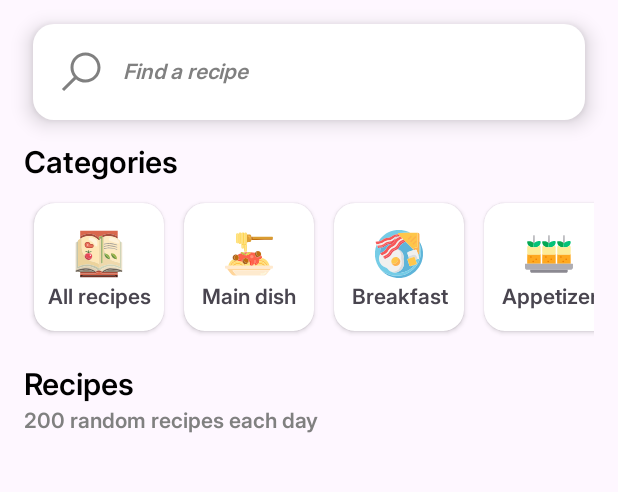
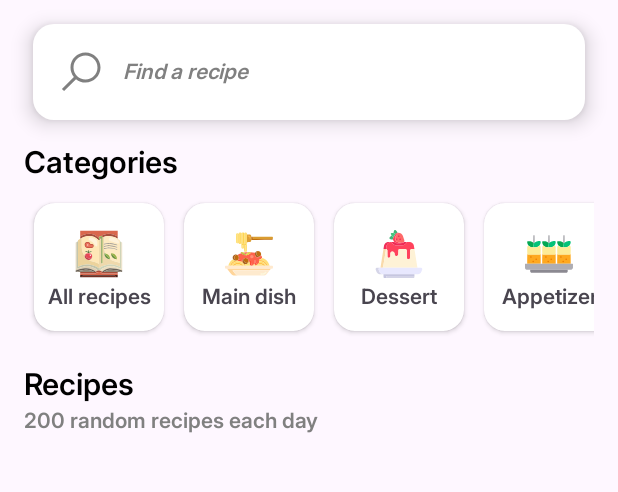
Before and after one commit to xFilipW/Recipe-Finder, an Android app: the screen it shows after launch (MainActivity), on a phone screen of 412 x 824 dp, the part 143-635 px from its top. Run offline under Robolectric (Android 15) with nearby library versions, the light colour scheme and no system bars; libraries missing offline, so code that uses them is left out: com.etebarian.meowbottomnavigation; plain views replace MeowBottomNavigation; 6 statements that could not run were skipped.

Commit message:
feat: add new recipe categories
Added new recipe categories and fixed a typo in the code.

```diff
--- a/app/src/main/java/com/example/recipefinder/main/Repository.java
+++ b/app/src/main/java/com/example/recipefinder/main/Repository.java
@@ -12,14 +12,16 @@ public class Repository {
             Arrays.asList(
                     new CategoriesData("All recipes", R.drawable.ic_all_recipes),
                     new CategoriesData("Main dish", R.drawable.ic_main_dish),
+                    new CategoriesData("Dessert", R.drawable.ic_dessert),
+                    new CategoriesData("Appetizer", R.drawable.ic_appetizer),
                     new CategoriesData("Breakfast", R.drawable.ic_breakfast),
-                    new CategoriesData("Appetizer", R.drawable.ic_appetizer),
-                    new CategoriesData("Dessert", R.drawable.ic_dessert),
+                    new CategoriesData("Side dish", R.drawable.ic_side_dish),
                     new CategoriesData("Salad", R.drawable.ic_salad),
+                    new CategoriesData("Soup", R.drawable.ic_soup),
                     new CategoriesData("Bread", R.drawable.ic_bread),
-                    new CategoriesData("Soup", R.drawable.ic_soup),
                     new CategoriesData("Sauce", R.drawable.ic_sauce),
                     new CategoriesData("Snack", R.drawable.ic_snack),
-                    new CategoriesData("Drink", R.drawable.ic_drink)
+                    new CategoriesData("Drink", R.drawable.ic_drink),
+                    new CategoriesData("Marinade", R.drawable.ic_marinade)
             );
 }
--- /dev/null
+++ b/app/src/main/res/drawable/ic_marinade.xml
@@ -0,0 +1,111 @@
+<vector xmlns:android="http://schemas.android.com/apk/res/android"
+    android:width="512dp"
+    android:height="512dp"
+    android:viewportWidth="512"
+    android:viewportHeight="512">
+  <path
+      android:pathData="M231.5,271.5C194.17,271.5 156.83,271.5 119.5,271.5C116.83,271.5 114.17,271.5 111.5,271.5C108.03,255.73 112.69,243.23 125.5,234C131.3,231.85 137.3,231.02 143.5,231.5C143.33,183.5 143.5,135.5 144,87.5C146.65,77.69 152.48,70.52 161.5,66C178.23,59.91 192.06,63.75 203,77.5C204.73,80.67 206.06,84.01 207,87.5C207.5,135.5 207.67,183.5 207.5,231.5C223.28,229.97 233.78,236.63 239,251.5C239.5,258.16 239.67,264.83 239.5,271.5C236.83,271.5 234.17,271.5 231.5,271.5ZM171.5,88.5C180.66,87.49 184.49,91.49 183,100.5C178,105.83 173,105.83 168,100.5C166.59,95.64 167.76,91.64 171.5,88.5Z"
+      android:strokeAlpha="0.995"
+      android:fillColor="#673a0d"
+      android:fillAlpha="0.995"/>
+  <path
+      android:pathData="M471.5,167.5C442.5,167.33 413.5,167.5 384.5,168C379.43,170.98 378.27,175.15 381,180.5C381.9,181.7 383.07,182.54 384.5,183C413.5,183.5 442.5,183.67 471.5,183.5C471.5,188.83 471.5,194.17 471.5,199.5C468.83,199.5 466.17,199.5 463.5,199.5C415.5,199.5 367.5,199.5 319.5,199.5C316.83,199.5 314.17,199.5 311.5,199.5C311.5,194.17 311.5,188.83 311.5,183.5C322.84,183.67 334.17,183.5 345.5,183C349.62,182.02 351.62,179.35 351.5,175C351.28,171.11 349.28,168.78 345.5,168C334.17,167.5 322.84,167.33 311.5,167.5C311.5,162.17 311.5,156.83 311.5,151.5C364.83,151.5 418.17,151.5 471.5,151.5C471.5,156.83 471.5,162.17 471.5,167.5Z"
+      android:fillColor="#e1e1e1"/>
+  <path
+      android:pathData="M311.5,167.5C322.84,167.33 334.17,167.5 345.5,168C349.28,168.78 351.28,171.11 351.5,175C351.62,179.35 349.62,182.02 345.5,183C334.17,183.5 322.84,183.67 311.5,183.5C311.5,178.17 311.5,172.83 311.5,167.5Z"
+      android:fillColor="#cbcbcb"/>
+  <path
+      android:pathData="M471.5,167.5C471.5,172.83 471.5,178.17 471.5,183.5C442.5,183.67 413.5,183.5 384.5,183C383.07,182.54 381.9,181.7 381,180.5C378.27,175.15 379.43,170.98 384.5,168C413.5,167.5 442.5,167.33 471.5,167.5Z"
+      android:fillColor="#cbcbcb"/>
+  <path
+      android:pathData="M319.5,199.5C367.5,199.5 415.5,199.5 463.5,199.5C463.5,202.17 463.5,204.83 463.5,207.5C415.5,207.5 367.5,207.5 319.5,207.5C319.5,204.83 319.5,202.17 319.5,199.5Z"
+      android:fillColor="#cacbca"/>
+  <path
+      android:pathData="M319.5,207.5C367.5,207.5 415.5,207.5 463.5,207.5C463.5,212.83 463.5,218.17 463.5,223.5C415.5,223.5 367.5,223.5 319.5,223.5C319.5,218.17 319.5,212.83 319.5,207.5Z"
+      android:fillColor="#e1e2e1"/>
+  <path
+      android:pathData="M319.5,223.5C367.5,223.5 415.5,223.5 463.5,223.5C470.73,224.25 473.23,228.25 471,235.5C470.62,236.94 469.79,237.94 468.5,238.5C458.52,239.09 448.52,239.76 438.5,240.5C439.47,248.11 439.8,255.78 439.5,263.5C439.16,267.31 439.66,270.97 441,274.5C444.59,277.05 448.42,279.21 452.5,281C455.77,284.45 456.27,288.29 454,292.5C452.28,294.44 450.11,295.44 447.5,295.5C430.72,291.39 422.72,280.72 423.5,263.5C423.67,257.16 423.5,250.82 423,244.5C419.99,239.46 415.82,238.3 410.5,241C409.3,241.9 408.46,243.07 408,244.5C407.5,250.82 407.33,257.16 407.5,263.5C408.23,280.94 400.07,291.6 383,295.5C376.89,294.3 374.56,290.63 376,284.5C376.46,283.07 377.3,281.9 378.5,281C382.58,279.21 386.41,277.05 390,274.5C391.34,270.97 391.84,267.31 391.5,263.5C391.2,255.78 391.53,248.11 392.5,240.5C366.17,239.5 339.84,239.17 313.5,239.5C309.76,236.44 308.59,232.44 310,227.5C312.15,224.04 315.32,222.7 319.5,223.5Z"
+      android:strokeAlpha="0.999"
+      android:fillColor="#b68a6d"
+      android:fillAlpha="0.999"/>
+  <path
+      android:pathData="M468.5,238.5C470.97,246.7 472.97,255.03 474.5,263.5C462.83,263.5 451.17,263.5 439.5,263.5C439.8,255.78 439.47,248.11 438.5,240.5C448.52,239.76 458.52,239.09 468.5,238.5Z"
+      android:strokeAlpha="0.989"
+      android:fillColor="#e1e1e1"
+      android:fillAlpha="0.989"/>
+  <path
+      android:pathData="M313.5,239.5C339.84,239.17 366.17,239.5 392.5,240.5C391.53,248.11 391.2,255.78 391.5,263.5C363.83,263.5 336.17,263.5 308.5,263.5C310.17,255.5 311.83,247.5 313.5,239.5Z"
+      android:strokeAlpha="0.994"
+      android:fillColor="#e2e2e2"
+      android:fillAlpha="0.994"/>
+  <path
+      android:pathData="M423.5,263.5C418.17,263.5 412.83,263.5 407.5,263.5C407.33,257.16 407.5,250.82 408,244.5C408.46,243.07 409.3,241.9 410.5,241C415.82,238.3 419.99,239.46 423,244.5C423.5,250.82 423.67,257.16 423.5,263.5Z"
+      android:fillColor="#e1e0e0"/>
+  <path
+      android:pathData="M308.5,263.5C336.17,263.5 363.83,263.5 391.5,263.5C391.84,267.31 391.34,270.97 390,274.5C386.41,277.05 382.58,279.21 378.5,281C377.3,281.9 376.46,283.07 376,284.5C374.56,290.63 376.89,294.3 383,295.5C400.07,291.6 408.23,280.94 407.5,263.5C412.83,263.5 418.17,263.5 423.5,263.5C422.72,280.72 430.72,291.39 447.5,295.5C450.11,295.44 452.28,294.44 454,292.5C456.27,288.29 455.77,284.45 452.5,281C448.42,279.21 444.59,277.05 441,274.5C439.66,270.97 439.16,267.31 439.5,263.5C451.17,263.5 462.83,263.5 474.5,263.5C479.2,289.96 480.7,316.63 479,343.5C473.83,364.67 460.67,377.83 439.5,383C410.17,383.5 380.83,383.67 351.5,383.5C351.67,374.49 351.5,365.49 351,356.5C344.62,332.06 328.79,319.72 303.5,319.5C303.19,300.65 304.85,281.98 308.5,263.5Z"
+      android:strokeAlpha="0.997"
+      android:fillColor="#a9c06a"
+      android:fillAlpha="0.997"/>
+  <path
+      android:pathData="M119.5,271.5C156.83,271.5 194.17,271.5 231.5,271.5C231.5,274.17 231.5,276.83 231.5,279.5C194.17,279.5 156.83,279.5 119.5,279.5C119.5,276.83 119.5,274.17 119.5,271.5Z"
+      android:fillColor="#e99d2c"/>
+  <path
+      android:pathData="M119.5,279.5C156.83,279.5 194.17,279.5 231.5,279.5C232.49,287.32 232.83,295.32 232.5,303.5C233.7,320.93 235.7,338.26 238.5,355.5C235.98,354.07 233.31,352.91 230.5,352C223.32,351.83 216.32,351.33 209.5,350.5C208.27,343.37 206.44,336.37 204,329.5C203.67,322.17 203.33,314.83 203,307.5C197.09,301.65 192.09,302.32 188,309.5C187.06,320.01 187.89,330.34 190.5,340.5C182.99,336.24 175.32,332.24 167.5,328.5C167.67,321.49 167.5,314.49 167,307.5C162.75,300.68 157.75,300.02 152,305.5C151.5,312.83 151.33,320.16 151.5,327.5C141.83,327.5 132.17,327.5 122.5,327.5C122.06,319.29 121.06,311.29 119.5,303.5C119.5,295.5 119.5,287.5 119.5,279.5Z"
+      android:strokeAlpha="0.998"
+      android:fillColor="#fab43f"
+      android:fillAlpha="0.998"/>
+  <path
+      android:pathData="M340.5,287.5C343.27,287.42 345.94,287.92 348.5,289C351.67,292.17 354.83,295.33 358,298.5C361.21,307.58 358.05,311.75 348.5,311C344.37,307.87 340.53,304.37 337,300.5C334.33,295.01 335.49,290.68 340.5,287.5Z"
+      android:fillColor="#7aa73b"/>
+  <path
+      android:pathData="M412.5,287.5C422.03,287.24 425.2,291.58 422,300.5C418.83,303.67 415.67,306.83 412.5,310C403.39,313.2 399.23,310.04 400,300.5C403.7,295.64 407.86,291.3 412.5,287.5Z"
+      android:fillColor="#7aa73b"/>
+  <path
+      android:pathData="M167.5,328.5C162.23,327.6 156.9,327.27 151.5,327.5C151.33,320.16 151.5,312.83 152,305.5C157.75,300.02 162.75,300.68 167,307.5C167.5,314.49 167.67,321.49 167.5,328.5Z"
+      android:fillColor="#ea9d2d"/>
+  <path
+      android:pathData="M119.5,303.5C121.06,311.29 122.06,319.29 122.5,327.5C109.08,329.3 100.24,336.63 96,349.5C95.5,358.16 95.33,366.83 95.5,375.5C82.5,375.33 69.5,375.5 56.5,376C43.65,379.68 35.32,387.85 31.5,400.5C31.33,384.5 31.5,368.5 32,352.5C38.17,326.33 54.33,310.17 80.5,304C93.5,303.5 106.5,303.33 119.5,303.5Z"
+      android:strokeAlpha="0.996"
+      android:fillColor="#e72f3e"
+      android:fillAlpha="0.996"/>
+  <path
+      android:pathData="M209.5,350.5C206.57,350.54 203.91,349.71 201.5,348C197.65,345.64 193.99,343.14 190.5,340.5C187.89,330.34 187.06,320.01 188,309.5C192.09,302.32 197.09,301.65 203,307.5C203.33,314.83 203.67,322.17 204,329.5C206.44,336.37 208.27,343.37 209.5,350.5Z"
+      android:fillColor="#ea9d2d"/>
+  <path
+      android:pathData="M232.5,303.5C238.27,304.53 243.94,306.03 249.5,308C266.36,317.01 284.36,320.84 303.5,319.5C328.79,319.72 344.62,332.06 351,356.5C351.5,365.49 351.67,374.49 351.5,383.5C351.5,389.17 351.5,394.83 351.5,400.5C345.33,382.72 332.66,374.39 313.5,375.5C317.44,369.05 321.61,362.72 326,356.5C329.15,349.13 326.82,344.79 319,343.5C316.59,343.7 314.59,344.7 313,346.5C307,355.99 300.84,365.32 294.5,374.5C287.59,375.46 280.59,375.8 273.5,375.5C277.44,369.05 281.61,362.72 286,356.5C289.15,349.13 286.82,344.79 279,343.5C276.59,343.7 274.59,344.7 273,346.5C267,355.99 260.84,365.32 254.5,374.5C252.28,375.37 249.95,375.7 247.5,375.5C247.73,367.3 244.73,360.63 238.5,355.5C235.7,338.26 233.7,320.93 232.5,303.5Z"
+      android:strokeAlpha="0.998"
+      android:fillColor="#e72f3e"
+      android:fillAlpha="0.998"/>
+  <path
+      android:pathData="M444.5,311.5C454.03,311.24 457.2,315.58 454,324.5C450.83,327.67 447.67,330.83 444.5,334C435.39,337.2 431.23,334.04 432,324.5C435.7,319.64 439.86,315.3 444.5,311.5Z"
+      android:fillColor="#7aa73b"/>
+  <path
+      android:pathData="M372.5,319.5C380.58,319.1 388.58,319.6 396.5,321C399.85,324.42 400.35,328.25 398,332.5C396.83,333.89 395.33,334.73 393.5,335C385.73,335.93 378.06,335.6 370.5,334C366.06,328.37 366.73,323.54 372.5,319.5Z"
+      android:fillColor="#79a73a"/>
+  <path
+      android:pathData="M122.5,327.5C132.17,327.5 141.83,327.5 151.5,327.5C156.9,327.27 162.23,327.6 167.5,328.5C175.32,332.24 182.99,336.24 190.5,340.5C193.99,343.14 197.65,345.64 201.5,348C203.91,349.71 206.57,350.54 209.5,350.5C216.32,351.33 223.32,351.83 230.5,352C233.31,352.91 235.98,354.07 238.5,355.5C244.73,360.63 247.73,367.3 247.5,375.5C247.43,387.4 241.77,395.23 230.5,399C222.09,399.09 213.76,399.76 205.5,401C203.83,402 202.17,403 200.5,404C196.68,410.99 190.85,414.82 183,415.5C175.37,414.85 170.37,410.85 168,403.5C167.67,397.83 167.33,392.17 167,386.5C161.5,376.08 153.33,373.25 142.5,378C136.19,383.72 133.69,390.89 135,399.5C131.28,411.53 123.12,416.7 110.5,415C103.94,412.98 99.44,408.82 97,402.5C95.59,393.58 95.09,384.58 95.5,375.5C95.33,366.83 95.5,358.16 96,349.5C100.24,336.63 109.08,329.3 122.5,327.5Z"
+      android:fillColor="#aac06a"/>
+  <path
+      android:pathData="M420.5,335.5C423.27,335.42 425.94,335.92 428.5,337C431.67,340.17 434.83,343.33 438,346.5C441.21,355.58 438.05,359.75 428.5,359C424.37,355.87 420.53,352.37 417,348.5C414.33,343.01 415.49,338.68 420.5,335.5Z"
+      android:fillColor="#7aa73b"/>
+  <path
+      android:pathData="M124.5,343.5C134.03,343.24 137.2,347.58 134,356.5C130.83,359.67 127.67,362.83 124.5,366C115.39,369.2 111.23,366.04 112,356.5C115.7,351.64 119.86,347.3 124.5,343.5Z"
+      android:fillColor="#7aa73b"/>
+  <path
+      android:pathData="M273.5,375.5C266.98,375.82 260.64,375.49 254.5,374.5C260.84,365.32 267,355.99 273,346.5C274.59,344.7 276.59,343.7 279,343.5C286.82,344.79 289.15,349.13 286,356.5C281.61,362.72 277.44,369.05 273.5,375.5Z"
+      android:fillColor="#971b20"/>
+  <path
+      android:pathData="M313.5,375.5C306.98,375.82 300.64,375.49 294.5,374.5C300.84,365.32 307,355.99 313,346.5C314.59,344.7 316.59,343.7 319,343.5C326.82,344.79 329.15,349.13 326,356.5C321.61,362.72 317.44,369.05 313.5,375.5Z"
+      android:fillColor="#971b20"/>
+  <path
+      android:pathData="M396.5,343.5C406.03,343.24 409.2,347.58 406,356.5C402.83,359.67 399.67,362.83 396.5,366C387.39,369.2 383.23,366.04 384,356.5C387.7,351.64 391.86,347.3 396.5,343.5Z"
+      android:fillColor="#7aa73b"/>
+  <path
+      android:pathData="M180.5,351.5C183.27,351.42 185.94,351.92 188.5,353C191.67,356.17 194.83,359.33 198,362.5C201.21,371.58 198.05,375.75 188.5,375C184.37,371.87 180.53,368.37 177,364.5C174.32,359.01 175.49,354.68 180.5,351.5Z"
+      android:fillColor="#7aa73b"/>
+  <path
+      android:pathData="M254.5,374.5C260.64,375.49 266.98,375.82 273.5,375.5C280.59,375.8 287.59,375.46 294.5,374.5C300.64,375.49 306.98,375.82 313.5,375.5C332.66,374.39 345.33,382.72 351.5,400.5C353.98,420.08 345.98,432.91 327.5,439C236.83,439.67 146.17,439.67 55.5,439C37.02,432.91 29.02,420.08 31.5,400.5C35.32,387.85 43.65,379.68 56.5,376C69.5,375.5 82.5,375.33 95.5,375.5C95.09,384.58 95.59,393.58 97,402.5C99.44,408.82 103.94,412.98 110.5,415C123.12,416.7 131.28,411.53 135,399.5C133.69,390.89 136.19,383.72 142.5,378C153.33,373.25 161.5,376.08 167,386.5C167.33,392.17 167.67,397.83 168,403.5C170.37,410.85 175.37,414.85 183,415.5C190.85,414.82 196.68,410.99 200.5,404C202.17,403 203.83,402 205.5,401C213.76,399.76 222.09,399.09 230.5,399C241.77,395.23 247.43,387.4 247.5,375.5C249.95,375.7 252.28,375.37 254.5,374.5Z"
+      android:strokeAlpha="0.998"
+      android:fillColor="#c52835"
+      android:fillAlpha="0.998"/>
+</vector>
--- /dev/null
+++ b/app/src/main/res/drawable/ic_side_dish.xml
@@ -0,0 +1,80 @@
+<vector xmlns:android="http://schemas.android.com/apk/res/android"
+    android:width="512dp"
+    android:height="512dp"
+    android:viewportWidth="512"
+    android:viewportHeight="512">
+  <path
+      android:pathData="M377.5,154.5C374.58,149.67 371.92,144.67 369.5,139.5C406.59,119.59 443.59,99.42 480.5,79C489.17,77.34 493,80.84 492,89.5C491.07,91.55 489.57,93.05 487.5,94C450.61,113.94 413.94,134.11 377.5,154.5Z"
+      android:strokeAlpha="0.958"
+      android:fillColor="#e19973"
+      android:fillAlpha="0.958"/>
+  <path
+      android:pathData="M369.5,139.5C371.92,144.67 374.58,149.67 377.5,154.5C383.59,172.92 382.59,190.92 374.5,208.5C372.3,208.88 370.3,209.54 368.5,210.5C360.03,212.74 352.36,216.57 345.5,222C338.52,228.14 332.52,234.97 327.5,242.5C318.73,243.99 310.06,243.66 301.5,241.5C331.78,231.36 348.11,210.19 350.5,178C348.2,145.88 331.87,124.71 301.5,114.5C329.22,109.4 351.88,117.74 369.5,139.5Z"
+      android:fillColor="#855151"/>
+  <path
+      android:pathData="M301.5,114.5C331.87,124.71 348.2,145.88 350.5,178C348.11,210.19 331.78,231.36 301.5,241.5C289.61,239.06 279.28,233.73 270.5,225.5C261.9,215.63 255.9,204.3 252.5,191.5C252.5,190.83 252.17,190.5 251.5,190.5C247.9,156.19 261.57,131.69 292.5,117C295.47,116.01 298.47,115.17 301.5,114.5Z"
+      android:strokeAlpha="0.995"
+      android:fillColor="#9b5e5d"
+      android:fillAlpha="0.995"/>
+  <path
+      android:pathData="M282.5,152.5C287.63,152.11 292.63,152.61 297.5,154C301.89,159.44 300.89,163.77 294.5,167C286.6,169.55 281.27,167.05 278.5,159.5C279.07,156.69 280.4,154.35 282.5,152.5Z"
+      android:fillColor="#fbcc5b"/>
+  <path
+      android:pathData="M325.5,152.5C328.65,152.21 331.65,152.71 334.5,154C336.67,156.17 338.83,158.33 341,160.5C341.45,168.71 337.62,171.88 329.5,170C326.97,167.47 324.47,164.97 322,162.5C320.76,158.24 321.92,154.9 325.5,152.5Z"
+      android:fillColor="#fccd5b"/>
+  <path
+      android:pathData="M251.5,190.5C252.17,190.5 252.5,190.83 252.5,191.5C255.9,204.3 261.9,215.63 270.5,225.5C273.92,245.02 270.25,263.02 259.5,279.5C259.17,279.5 258.83,279.5 258.5,279.5C247.83,279.5 237.17,279.5 226.5,279.5C231.18,272.13 234.52,264.13 236.5,255.5C243.64,254.22 245.81,250.22 243,243.5C241.73,242.12 240.23,241.12 238.5,240.5C237.65,210.62 223.65,189.46 196.5,177C194,176.17 191.5,175.33 189,174.5C187.97,174.16 187.47,173.5 187.5,172.5C211.87,168.26 233.2,174.26 251.5,190.5Z"
+      android:fillColor="#855151"/>
+  <path
+      android:pathData="M187.5,172.5C187.47,173.5 187.97,174.16 189,174.5C191.5,175.33 194,176.17 196.5,177C223.65,189.46 237.65,210.62 238.5,240.5C232.85,238.23 228.02,239.23 224,243.5C223.27,252.27 227.44,256.27 236.5,255.5C234.52,264.13 231.18,272.13 226.5,279.5C204.17,279.5 181.83,279.5 159.5,279.5C155.17,279.5 150.83,279.5 146.5,279.5C142.26,272.13 138.6,264.46 135.5,256.5C129.49,213.88 146.82,185.88 187.5,172.5Z"
+      android:strokeAlpha="0.996"
+      android:fillColor="#9b5e5d"
+      android:fillAlpha="0.996"/>
+  <path
+      android:pathData="M320.5,190.5C328.2,190.36 331.37,194.03 330,201.5C327.95,204.42 325.79,207.26 323.5,210C314.67,211.83 311.17,208.33 313,199.5C315.05,196.02 317.55,193.02 320.5,190.5Z"
+      android:fillColor="#fccd5b"/>
+  <path
+      android:pathData="M201.5,201.5C203.86,201.34 206.19,201.5 208.5,202C210.33,202.5 211.5,203.67 212,205.5C212.67,209.5 212.67,213.5 212,217.5C207.38,224.15 202.72,224.15 198,217.5C196.43,211.38 197.6,206.04 201.5,201.5Z"
+      android:fillColor="#fbcd5b"/>
+  <path
+      android:pathData="M451.5,279.5C441.17,279.5 430.83,279.5 420.5,279.5C421.27,246.14 406.27,223.3 375.5,211C373.19,210.5 370.86,210.34 368.5,210.5C370.3,209.54 372.3,208.88 374.5,208.5C409.56,204.27 434.06,218.27 448,250.5C450.95,259.94 452.11,269.61 451.5,279.5Z"
+      android:fillColor="#fdb441"/>
+  <path
+      android:pathData="M368.5,210.5C370.86,210.34 373.19,210.5 375.5,211C406.27,223.3 421.27,246.14 420.5,279.5C397.5,279.5 374.5,279.5 351.5,279.5C341.5,279.5 331.5,279.5 321.5,279.5C320.15,266.66 322.15,254.33 327.5,242.5C332.52,234.97 338.52,228.14 345.5,222C352.36,216.57 360.03,212.74 368.5,210.5Z"
+      android:strokeAlpha="0.998"
+      android:fillColor="#fed05a"
+      android:fillAlpha="0.998"/>
+  <path
+      android:pathData="M172.5,237.5C180.44,237.77 185.44,241.77 187.5,249.5C186.38,255.73 182.72,257.9 176.5,256C174.33,253.83 172.17,251.67 170,249.5C167.51,244.76 168.35,240.76 172.5,237.5Z"
+      android:fillColor="#fdce5b"/>
+  <path
+      android:pathData="M135.5,256.5C138.6,264.46 142.26,272.13 146.5,279.5C137.17,279.5 127.83,279.5 118.5,279.5C109.7,259.03 94.7,245.69 73.5,239.5C97.1,234.14 117.77,239.81 135.5,256.5Z"
+      android:fillColor="#855151"/>
+  <path
+      android:pathData="M73.5,239.5C94.7,245.69 109.7,259.03 118.5,279.5C88.17,279.5 57.83,279.5 27.5,279.5C35.72,257.95 51.05,244.62 73.5,239.5Z"
+      android:strokeAlpha="0.995"
+      android:fillColor="#9b5d5d"
+      android:fillAlpha="0.995"/>
+  <path
+      android:pathData="M238.5,240.5C240.23,241.12 241.73,242.12 243,243.5C245.81,250.22 243.64,254.22 236.5,255.5C227.44,256.27 223.27,252.27 224,243.5C228.02,239.23 232.85,238.23 238.5,240.5Z"
+      android:fillColor="#fbcc5b"/>
+  <path
+      android:pathData="M27.5,279.5C57.83,279.5 88.17,279.5 118.5,279.5C127.83,279.5 137.17,279.5 146.5,279.5C150.83,279.5 155.17,279.5 159.5,279.5C159.2,282.06 159.53,284.39 160.5,286.5C164.5,326.67 185.17,354.51 222.5,370C264.59,382.75 300.42,372.91 330,340.5C342.24,324.96 349.07,307.29 350.5,287.5C351.47,285.05 351.81,282.39 351.5,279.5C374.5,279.5 397.5,279.5 420.5,279.5C430.83,279.5 441.17,279.5 451.5,279.5C459.5,279.5 467.5,279.5 475.5,279.5C479.45,281.28 480.95,284.28 480,288.5C464.82,334.87 449.49,381.2 434,427.5C432.98,429.69 431.48,431.35 429.5,432.5C302.5,432.67 175.5,432.5 48.5,432C47.67,431.17 46.83,430.33 46,429.5C30.56,383.02 15.06,336.69 -0.5,290.5C-0.5,287.83 -0.5,285.17 -0.5,282.5C0.63,281.88 1.63,281.05 2.5,280C10.83,279.5 19.16,279.33 27.5,279.5Z"
+      android:strokeAlpha="0.997"
+      android:fillColor="#ea5569"
+      android:fillAlpha="0.997"/>
+  <path
+      android:pathData="M159.5,279.5C181.83,279.5 204.17,279.5 226.5,279.5C237.17,279.5 247.83,279.5 258.5,279.5C226,280.5 193.34,280.83 160.5,280.5C160.5,282.5 160.5,284.5 160.5,286.5C159.53,284.39 159.2,282.06 159.5,279.5Z"
+      android:fillColor="#d8c0bf"/>
+  <path
+      android:pathData="M258.5,279.5C258.83,279.5 259.17,279.5 259.5,279.5C280.17,279.5 300.83,279.5 321.5,279.5C330.99,280.49 340.65,280.83 350.5,280.5C350.5,282.83 350.5,285.17 350.5,287.5C349.07,307.29 342.24,324.96 330,340.5C300.42,372.91 264.59,382.75 222.5,370C185.17,354.51 164.5,326.67 160.5,286.5C160.5,284.5 160.5,282.5 160.5,280.5C193.34,280.83 226,280.5 258.5,279.5Z"
+      android:strokeAlpha="0.999"
+      android:fillColor="#f8f2f0"
+      android:fillAlpha="0.999"/>
+  <path
+      android:pathData="M321.5,279.5C331.5,279.5 341.5,279.5 351.5,279.5C351.81,282.39 351.47,285.05 350.5,287.5C350.5,285.17 350.5,282.83 350.5,280.5C340.65,280.83 330.99,280.49 321.5,279.5Z"
+      android:fillColor="#fae4bf"/>
+  <path
+      android:pathData="M475.5,279.5C486.51,279.33 497.51,279.5 508.5,280C509.37,281.05 510.37,281.88 511.5,282.5C511.5,285.17 511.5,287.83 511.5,290.5C495.94,336.69 480.44,383.02 465,429.5C464.17,430.33 463.33,431.17 462.5,432C451.51,432.5 440.51,432.67 429.5,432.5C431.48,431.35 432.98,429.69 434,427.5C449.49,381.2 464.82,334.87 480,288.5C480.95,284.28 479.45,281.28 475.5,279.5Z"
+      android:fillColor="#e53950"/>
+</vector>
--- a/app/src/main/res/layout/fragment_main_favourite.xml
+++ b/app/src/main/res/layout/fragment_main_favourite.xml
@@ -8,6 +8,6 @@
     <TextView
         android:layout_width="match_parent"
         android:layout_height="match_parent"
-        android:text="favourtie" />
+        android:text="favourite" />
 
 </FrameLayout>
```
